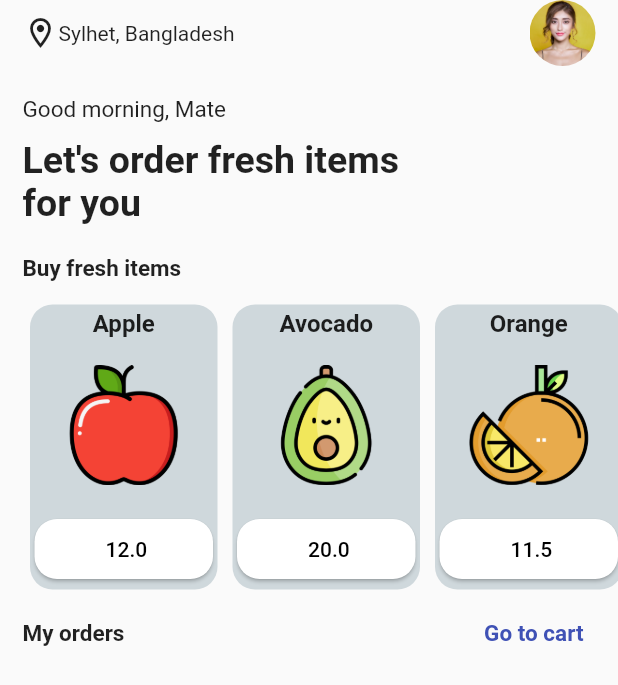
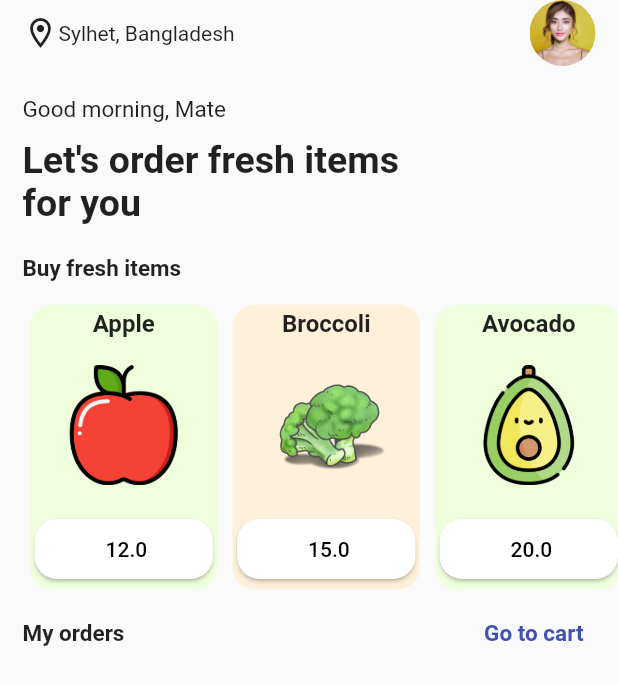
Before and after one commit to ruvima/grocery_shop_app_ui, a Flutter app: the screen it shows after launch, after a tap on "Get Started", on a phone screen of 412 x 824 dp. Shown: the top 685 px of the screen. Run offline on Flutter 3.47's test engine with Material 2 defaults, Android fonts, the light colour scheme and no system bars; our stand-ins replace bloc, equatable, flutter_bloc.

Commit message:
add category and colors

```diff
--- a/lib/blocs/product_list/product_list_state.dart
+++ b/lib/blocs/product_list/product_list_state.dart
@@ -12,24 +12,42 @@ class ProductListState extends Equatable {
           name: 'Apple',
           price: 12.0,
           image: 'assets/apple.png',
+          category: 'fruits',
         ),
         Product(
           id: '2',
+          name: 'Broccoli',
+          price: 15.0,
+          image: 'assets/broccoli.png',
+          category: 'vegetables',
+        ),
+        Product(
+          id: '3',
           name: 'Avocado',
           price: 20.0,
           image: 'assets/avocado.png',
+          category: 'fruits',
         ),
         Product(
-          id: '3',
+          id: '4',
+          name: 'Carrot',
+          price: 9.0,
+          image: 'assets/carrot.png',
+          category: 'vegetables',
+        ),
+        Product(
+          id: '5',
           name: 'Orange',
           price: 11.5,
           image: 'assets/orange.png',
+          category: 'fruits',
         ),
         Product(
-          id: '4',
+          id: '6',
           name: 'Strawberry',
           price: 7.5,
           image: 'assets/strawberry.png',
+          category: 'fruits',
         ),
       ],
     );
--- a/lib/models/product.dart
+++ b/lib/models/product.dart
@@ -1,19 +1,20 @@
-// ignore_for_file: public_member_api_docs, sort_constructors_first
 class Product {
   final String id;
   final String name;
   final double price;
   final String image;
+  final String category;
 
   const Product({
     required this.id,
     required this.name,
     required this.price,
     required this.image,
+    required this.category,
   });
 
   @override
   String toString() {
-    return 'Product(id: $id, name: $name, price: $price, image: $image)';
+    return 'Product(id: $id, name: $name, price: $price, image: $image, category: $category)';
   }
 }
--- a/lib/screens/cart_screen.dart
+++ b/lib/screens/cart_screen.dart
@@ -134,6 +134,9 @@ class _ShoppingCartListWidget extends StatelessWidget {
                       subtotalPrice: item.subtotalPrice.toString(),
                       image: item.product.image,
                       quantity: item.quantity,
+                      color: item.product.category == 'fruits'
+                          ? const Color(0xFFEFFFDD)
+                          : const Color(0XFFFFF0DA),
                       show: true,
                       onTap: () {
                         context.read<ProductCartBloc>().add(
--- a/lib/screens/products_screen.dart.dart
+++ b/lib/screens/products_screen.dart.dart
@@ -52,6 +52,9 @@ class _ShoppingCartListWidget extends StatelessWidget {
                   subtotalPrice: item.subtotalPrice.toString(),
                   image: item.product.image,
                   quantity: item.quantity,
+                  color: item.product.category == 'fruits'
+                      ? const Color(0xFFEFFFDD)
+                      : const Color(0XFFFFF0DA),
                   onTap: () {},
                 );
               });
@@ -119,6 +122,9 @@ class _ProductListWidget extends StatelessWidget {
                 name: product.name,
                 price: ' ${product.price}',
                 image: product.image,
+                color: product.category == 'fruits'
+                    ? const Color(0xFFEFFFDD)
+                    : const Color(0XFFFFF0DA),
                 onTap: () {
                   context.read<ProductCartBloc>().add(
                         AddProductCartEvent(product: product),
--- a/lib/widgets/cart_box.dart
+++ b/lib/widgets/cart_box.dart
@@ -5,7 +5,7 @@ class CartBox extends StatelessWidget {
   final String subtotalPrice;
   final String image;
   final int quantity;
-  // final Color color;
+  final Color color;
   final bool show;
   final VoidCallback? onTap;
   const CartBox({
@@ -14,7 +14,7 @@ class CartBox extends StatelessWidget {
     required this.subtotalPrice,
     required this.image,
     required this.quantity,
-    // required this.color,
+    required this.color,
     this.onTap,
     this.show = false,
   }) : super(key: key);
@@ -31,7 +31,7 @@ class CartBox extends StatelessWidget {
             height: 60,
             decoration: BoxDecoration(
               shape: BoxShape.circle,
-              color: Colors.grey.shade400,
+              color: color,
             ),
             child: Padding(
               padding: const EdgeInsets.all(8.0),
--- a/lib/widgets/fruits_box.dart
+++ b/lib/widgets/fruits_box.dart
@@ -4,7 +4,7 @@ class FruitsBox extends StatelessWidget {
   final String name;
   final String price;
   final String image;
-
+  final Color color;
   final VoidCallback? onTap;
 
   const FruitsBox({
@@ -12,6 +12,7 @@ class FruitsBox extends StatelessWidget {
     required this.name,
     required this.price,
     required this.image,
+    required this.color,
     this.onTap,
   }) : super(key: key);
 
@@ -19,7 +20,7 @@ class FruitsBox extends StatelessWidget {
   Widget build(BuildContext context) {
     return Container(
       decoration: BoxDecoration(
-        color: Colors.blueGrey.shade100,
+        color: color,
         borderRadius: BorderRadius.circular(15),
       ),
       margin: const EdgeInsetsDirectional.all(5),
```
Also changed, not shown: assets/broccoli.png (added), assets/carrot.png (added).
